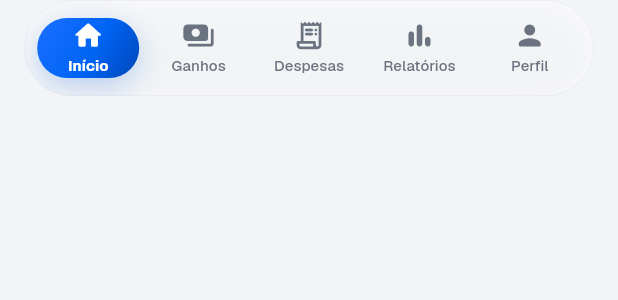
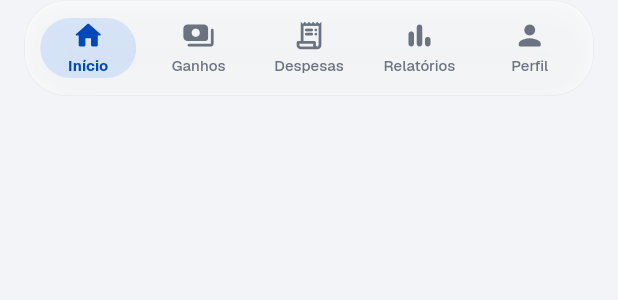
Before and after one commit to solerpedroo/driveflow, a Flutter app: the DriveFlowBottomNavBar widget shown alone on an empty page, opened directly with empty values, on a phone screen of 412 x 824 dp. Shown: the top 300 px of the screen. Run offline on Flutter 3.47's test engine with Material 3 defaults, Android fonts, the phone set to English and light mode, and no system bars; our stand-ins replace cached_network_image, connectivity_plus, dio, file_picker, fl_chart, flutter_hooks and 14 more; missing offline and left inert: google_mlkit_text_recognition; accounts and stored records are empty; network calls fail; statements that could not run were skipped.

Commit message:
feat(ui): bottom nav com tint quieto e tipografia Geist
Remove pill gradient/glow do estado ativo.

Co-authored-by: Pedro Henrique Contardi Soler <pedrocsoler@hotmail.com>

```diff
--- a/lib/shared/widgets/driveflow_bottom_nav_bar.dart
+++ b/lib/shared/widgets/driveflow_bottom_nav_bar.dart
@@ -1,17 +1,14 @@
-import 'dart:ui';
-
 import 'package:flutter/material.dart';
 
 import '../../core/theme/app_colors.dart';
-import '../../core/theme/app_elevation.dart';
-import '../../core/theme/app_gradients.dart';
 import '../../core/theme/app_motion.dart';
+import '../../core/theme/app_typography.dart';
 import '../../core/utils/df_haptics.dart';
 import 'design_system/df_glass_surface.dart';
 
 const Duration kDriveFlowTabSwitchDuration = DriveFlowMotion.normal;
 
-/// Tab bar híbrido — blur Cupertino + cápsula flutuante Mescla + pill ReuniAI.
+/// Tab bar glass — active tint quieto (sem gradient glow).
 class DriveFlowBottomNavBar extends StatelessWidget {
   const DriveFlowBottomNavBar({
     required this.selectedIndex,
@@ -50,9 +47,9 @@ class DriveFlowBottomNavBar extends StatelessWidget {
     return Padding(
       padding: const EdgeInsets.fromLTRB(16, 0, 16, 12),
       child: DfGlassSurface(
-        borderRadius: BorderRadius.circular(100),
+        borderRadius: BorderRadius.circular(28),
         padding: const EdgeInsets.symmetric(horizontal: 6, vertical: 6),
-        sigma: 20,
+        sigma: 24,
         child: SizedBox(
           height: _itemTrackHeight,
           child: Row(
@@ -95,32 +92,30 @@ class _NavItem extends StatelessWidget {
 
   @override
   Widget build(BuildContext context) {
-    final contentColor = isActive ? Colors.white : inactiveColor;
+    final brightness = Theme.of(context).brightness;
+    final contentColor = isActive
+        ? AppColors.navActiveForeground(brightness)
+        : inactiveColor;
 
-    return Material(
-      color: Colors.transparent,
-      child: InkWell(
+    return GestureDetector(
       onTap: onTap,
-        borderRadius: BorderRadius.circular(100),
+      behavior: HitTestBehavior.opaque,
       child: Center(
         child: AnimatedContainer(
           duration: DriveFlowMotion.fast,
-            curve: Curves.easeInOut,
+          curve: Curves.easeOutCubic,
           constraints: BoxConstraints(
-              minWidth: isActive ? 68 : 44,
+            minWidth: isActive ? 64 : 44,
             minHeight: 40,
           ),
           decoration: isActive
               ? BoxDecoration(
-                    gradient: AppGradients.brand,
-                    borderRadius: BorderRadius.circular(100),
-                    boxShadow: AppElevation.brandGlow(
-                      Theme.of(context).brightness,
-                    ),
+                  color: AppColors.navActiveFill(brightness),
+                  borderRadius: BorderRadius.circular(20),
                 )
               : null,
           child: Padding(
-              padding: EdgeInsets.symmetric(horizontal: isActive ? 10 : 4),
+            padding: EdgeInsets.symmetric(horizontal: isActive ? 8 : 4),
             child: Column(
               mainAxisSize: MainAxisSize.min,
               mainAxisAlignment: MainAxisAlignment.center,
@@ -129,10 +124,9 @@ class _NavItem extends StatelessWidget {
                 const SizedBox(height: 2),
                 Text(
                   label,
-                    style: TextStyle(
+                  style: AppTypography.iosCaption(brightness).copyWith(
                     fontSize: 10,
                     fontWeight: isActive ? FontWeight.w700 : FontWeight.w500,
-                      letterSpacing: 0.1,
                     color: contentColor,
                   ),
                   maxLines: 1,
@@ -143,7 +137,6 @@ class _NavItem extends StatelessWidget {
           ),
         ),
       ),
-      ),
     );
   }
 }
```
Lines whose indentation alone changed are shown as unchanged.
